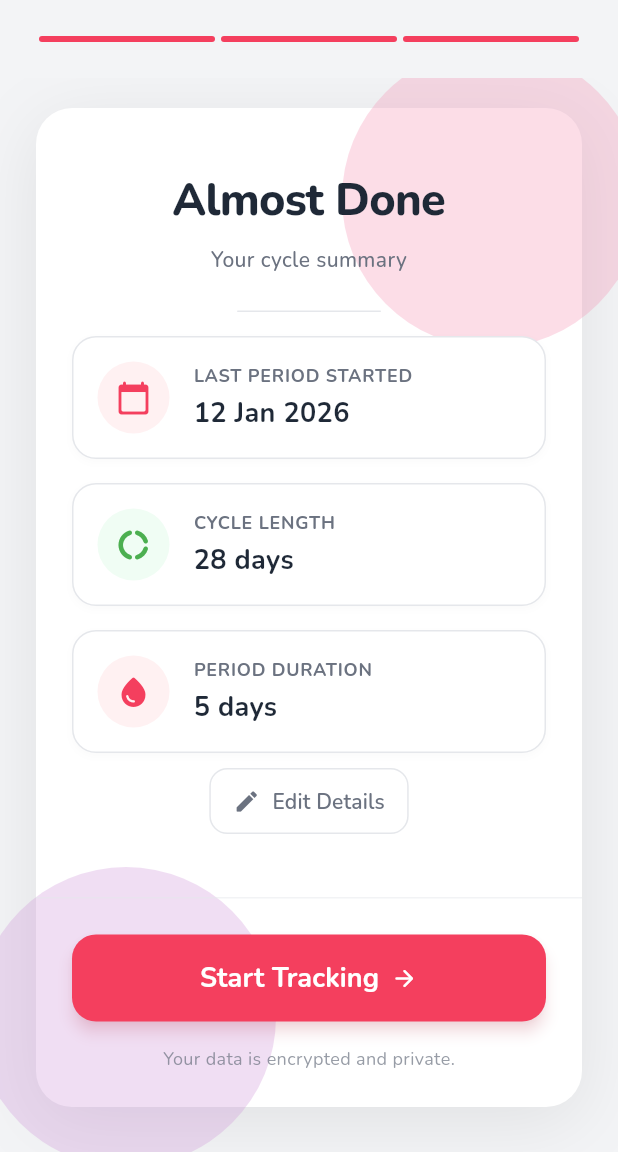
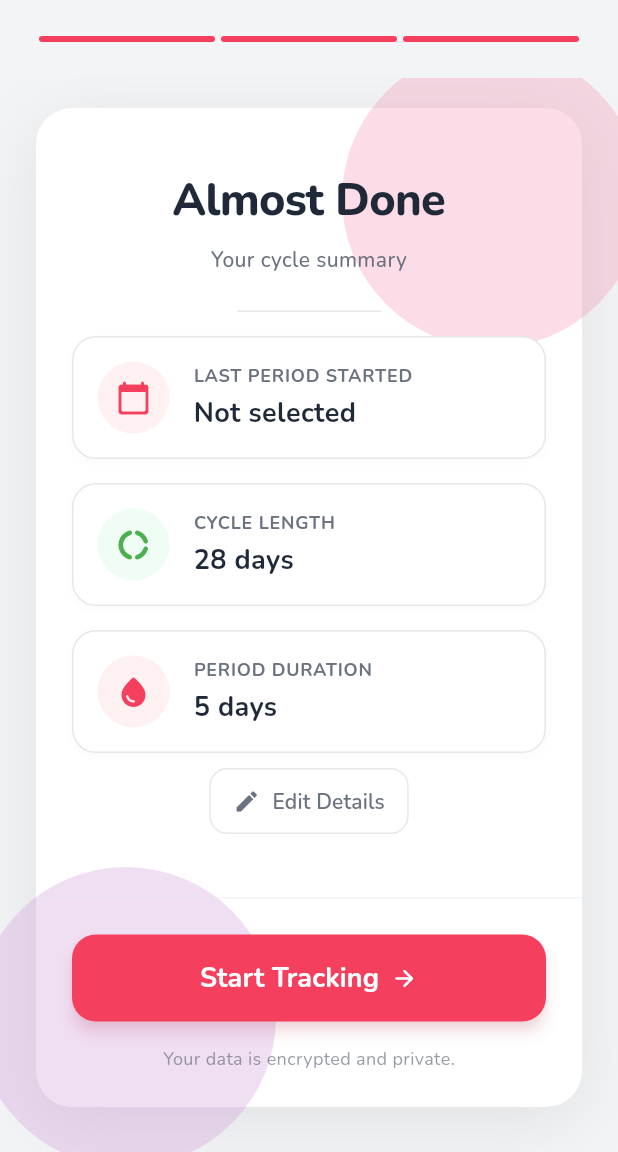
Before and after one commit to stibinottathai/Flow-Tracker, a Flutter app: the screen it shows after launch, swiped to page 3, on a phone screen of 412 x 824 dp, the part 84-1236 px from its top. Run offline on Flutter 3.47's test engine with Material 3 defaults, Android fonts, the phone set to English and light mode, and no system bars; drawn by our look-alikes of flutter_animate; our stand-ins replace connectivity_plus, dartz, dio, flutter_riverpod, flutter_svg, get_it and 3 more; accounts and stored records are empty.

Commit message:
Fix period duration calculation and onboarding date display

```diff
--- a/lib/features/onboarding/presentation/pages/onboarding_page.dart
+++ b/lib/features/onboarding/presentation/pages/onboarding_page.dart
@@ -154,6 +154,7 @@ class _OnboardingPageState extends State<OnboardingPage> {
                     isDark: _isDark,
                     cycleLength: _cycleLength,
                     periodDuration: _periodDuration,
+                    selectedDate: _selectedDate,
                     onBack: _previousPage,
                     onComplete: () async {
                       if (_selectedDate != null) {
--- a/lib/features/onboarding/presentation/widgets/onboarding_step_three.dart
+++ b/lib/features/onboarding/presentation/widgets/onboarding_step_three.dart
@@ -1,12 +1,14 @@
 import 'package:flutter/material.dart';
 import 'package:flutter_animate/flutter_animate.dart';
 import 'package:google_fonts/google_fonts.dart';
+import 'package:intl/intl.dart';
 import 'package:p_tracker/features/onboarding/presentation/utils/onboarding_constants.dart';
 
 class OnboardingStepThree extends StatelessWidget {
   final bool isDark;
   final int cycleLength;
   final int periodDuration;
+  final DateTime? selectedDate;
   final VoidCallback onBack;
   final VoidCallback onComplete;
 
@@ -15,6 +17,7 @@ class OnboardingStepThree extends StatelessWidget {
     required this.isDark,
     required this.cycleLength,
     required this.periodDuration,
+    required this.selectedDate,
     required this.onBack,
     required this.onComplete,
   });
@@ -162,7 +165,9 @@ class OnboardingStepThree extends StatelessWidget {
                             _buildSummaryItem(
                               icon: Icons.calendar_today_rounded,
                               label: "Last period started",
-                              value: "12 Jan 2026",
+                              value: selectedDate != null
+                                  ? DateFormat('d MMM y').format(selectedDate!)
+                                  : "Not selected",
                               color: OnboardingColors.primaryColor,
                               bgColor: isDark
                                   ? OnboardingColors.primaryColor.withOpacity(
```
